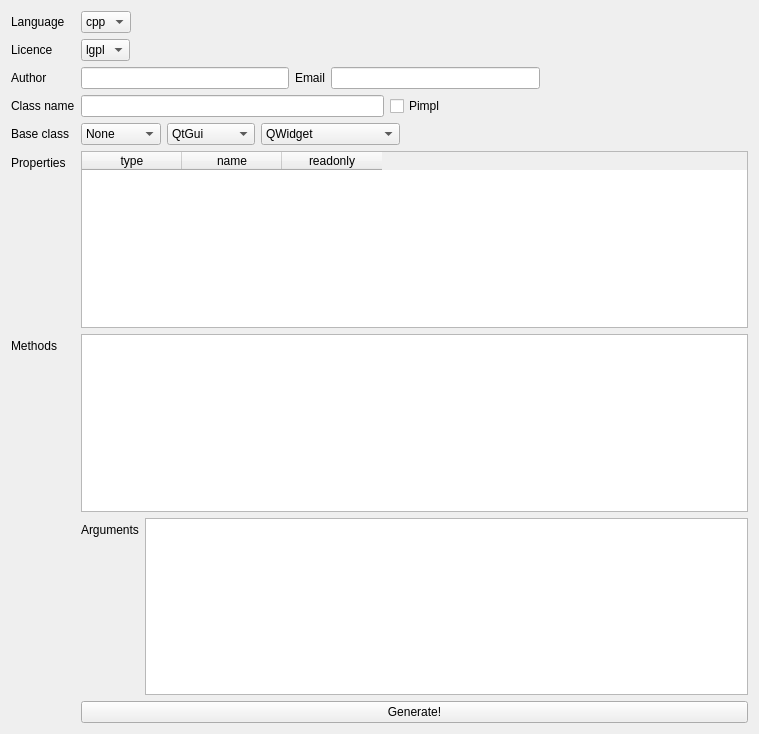
First picture: the form in examples/codegen/designwidget.ui, repository steveire/grantlee, before the edit.
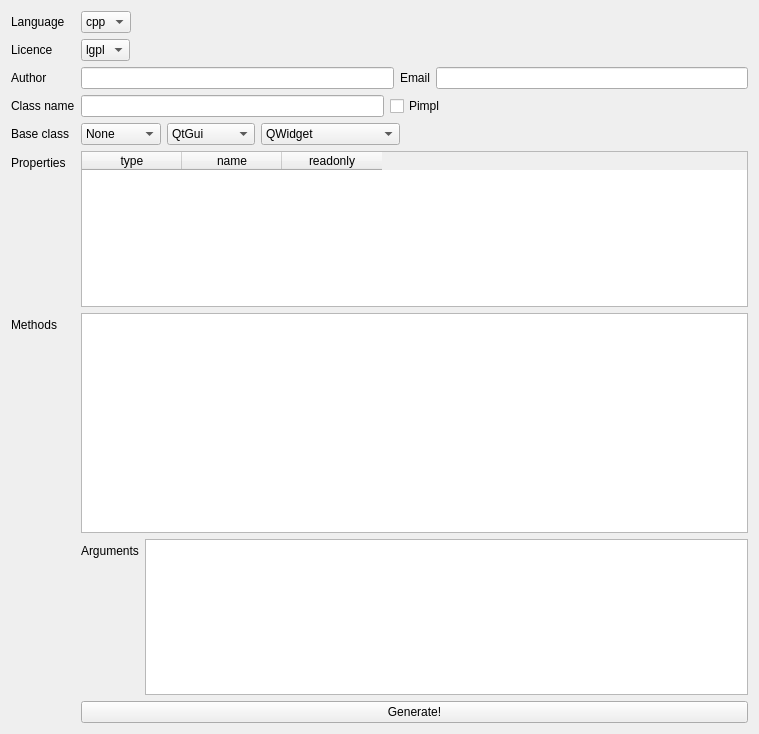
Second picture: the form after the edit. Custom widgets are drawn as their Qt base class.

```diff
--- a/examples/codegen/designwidget.ui
+++ b/examples/codegen/designwidget.ui
@@ -99,19 +99,6 @@
      <item>
       <widget class="QLineEdit" name="email_edit"/>
      </item>
-     <item>
-      <spacer name="horizontalSpacer_2">
-       <property name="orientation">
-        <enum>Qt::Horizontal</enum>
-       </property>
-       <property name="sizeHint" stdset="0">
-        <size>
-         <width>40</width>
-         <height>20</height>
-        </size>
-       </property>
-      </spacer>
-     </item>
     </layout>
    </item>
    <item row="3" column="0">
@@ -281,11 +268,23 @@
    <item row="6" column="1">
     <widget class="MethodTableView" name="methods_table">
      <property name="sizePolicy">
-      <sizepolicy hsizetype="MinimumExpanding" vsizetype="Expanding">
+      <sizepolicy hsizetype="MinimumExpanding" vsizetype="MinimumExpanding">
        <horstretch>0</horstretch>
        <verstretch>0</verstretch>
       </sizepolicy>
      </property>
+     <property name="minimumSize">
+      <size>
+       <width>0</width>
+       <height>220</height>
+      </size>
+     </property>
+     <property name="maximumSize">
+      <size>
+       <width>16777215</width>
+       <height>272</height>
+      </size>
+     </property>
      <property name="selectionMode">
       <enum>QAbstractItemView::SingleSelection</enum>
      </property>
```
